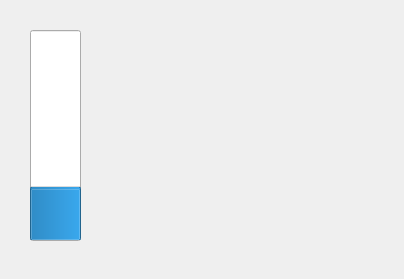
Qt form openchrono/gui.ui (scls19fr/openchrono) before a commit.
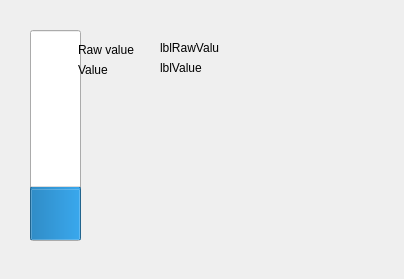
The same form after that commit.

The edit to the form file:
```diff
--- a/openchrono/gui.ui
+++ b/openchrono/gui.ui
@@ -35,6 +35,58 @@
     <bool>false</bool>
    </property>
   </widget>
+  <widget class="QLabel" name="lblValueLabel">
+   <property name="geometry">
+    <rect>
+     <x>78</x>
+     <y>60</y>
+     <width>71</width>
+     <height>20</height>
+    </rect>
+   </property>
+   <property name="text">
+    <string>Value</string>
+   </property>
+  </widget>
+  <widget class="QLabel" name="lblRawValueLabel">
+   <property name="geometry">
+    <rect>
+     <x>78</x>
+     <y>40</y>
+     <width>71</width>
+     <height>20</height>
+    </rect>
+   </property>
+   <property name="text">
+    <string>Raw value</string>
+   </property>
+  </widget>
+  <widget class="QLabel" name="lblRawValue">
+   <property name="geometry">
+    <rect>
+     <x>160</x>
+     <y>40</y>
+     <width>59</width>
+     <height>16</height>
+    </rect>
+   </property>
+   <property name="text">
+    <string>lblRawValue</string>
+   </property>
+  </widget>
+  <widget class="QLabel" name="lblValue">
+   <property name="geometry">
+    <rect>
+     <x>160</x>
+     <y>60</y>
+     <width>59</width>
+     <height>16</height>
+    </rect>
+   </property>
+   <property name="text">
+    <string>lblValue</string>
+   </property>
+  </widget>
  </widget>
  <resources/>
  <connections/>
```
